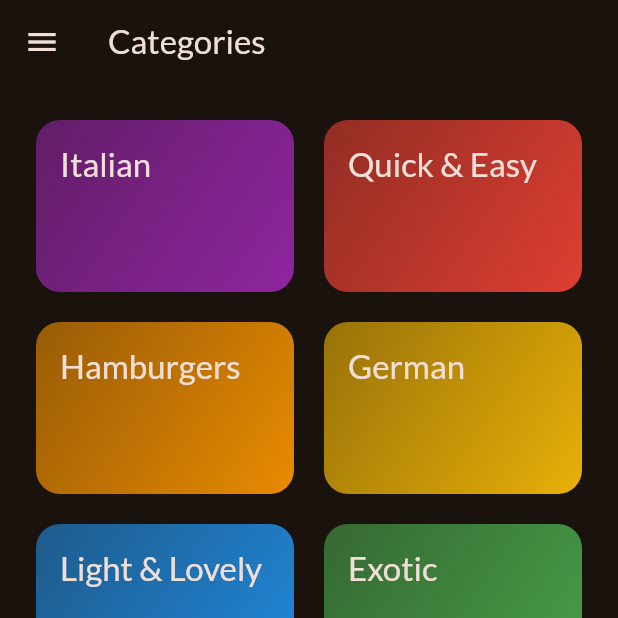
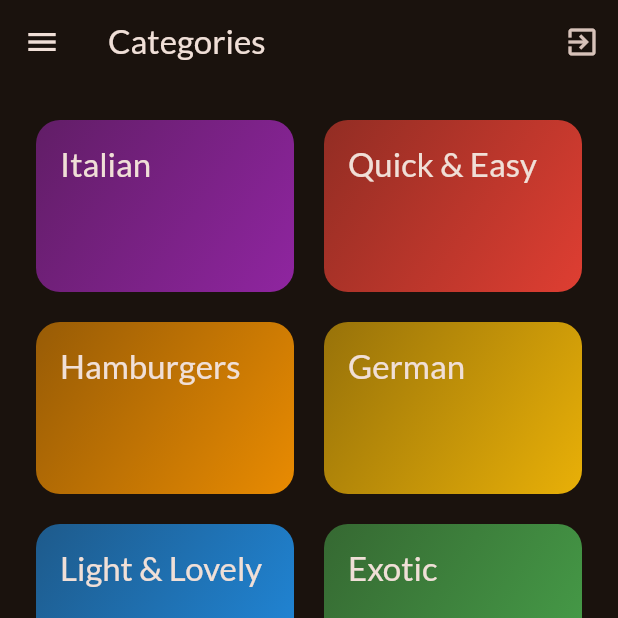
Before and after one commit to hariniiii8/meals-app, a Flutter app: the screen it shows once a user with an empty profile is signed in, on a phone screen of 412 x 824 dp, the top half of it. Run offline on Flutter 3.47's test engine with Material 2 defaults, Android fonts, the phone set to English and light mode, and no system bars; our stand-ins replace firebase_auth, firebase_core, fl_chart, google_fonts, transparent_image; accounts and stored records are empty.

Commit message:
add user logout

```diff
--- a/lib/main.dart
+++ b/lib/main.dart
@@ -2,7 +2,6 @@ import 'package:flutter/material.dart';
 import 'package:google_fonts/google_fonts.dart';
 import 'package:meals/screens/auth.dart';
 import 'package:firebase_core/firebase_core.dart';
-import 'package:meals/screens/categories.dart';
 import 'package:firebase_auth/firebase_auth.dart';
 import 'firebase_options.dart';
 import 'package:meals/screens/tabs.dart';
--- a/lib/screens/splash.dart
+++ b/lib/screens/splash.dart
@@ -7,7 +7,7 @@ class SplashScreen extends StatelessWidget {
   Widget build(BuildContext context) {
     return Scaffold(
       appBar: AppBar(
-        title: const Text('FlutterChat'),
+        title: const Text('Meals App'),
       ),
       body: const Center(
         child: Text('Loading...'),
--- a/lib/screens/tabs.dart
+++ b/lib/screens/tabs.dart
@@ -10,6 +10,7 @@ import 'package:meals/screens/monthlypage.dart';
 import 'package:meals/screens/favorite.dart';
 import 'package:meals/widgets/main_drawer.dart';
 import 'package:intl/intl.dart';
+import 'package:firebase_auth/firebase_auth.dart';
 
 
 const kInitialFilters = {
@@ -149,6 +150,15 @@ class _TabsScreenState extends State<TabsScreen> {
     return Scaffold(
       appBar: AppBar(
         title: Text(activePageTitle),
+         actions: [
+
+          IconButton(
+            icon: Icon(Icons.exit_to_app),
+            onPressed: () {
+              FirebaseAuth.instance.signOut();
+            },
+          ),
+        ],
       ),
       drawer: MainDrawer(
         onSelectScreen: _setScreen,
```
